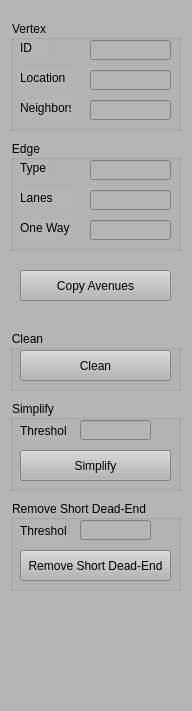
This is GSMViewer/ControlWidget.ui in gnishida/GSMViewer as Qt 5 draws it before an edit. The edited form follows.
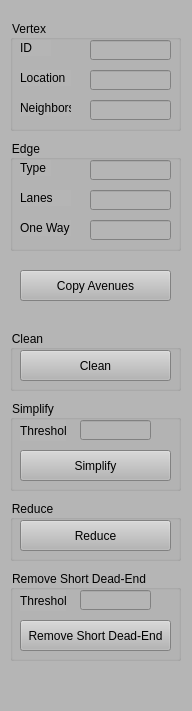
This is the edited form.

Commit message: Add selection box, "reduce" button.

What changed in the file:
```diff
--- a/GSMViewer/ControlWidget.ui
+++ b/GSMViewer/ControlWidget.ui
@@ -155,7 +155,7 @@
     <property name="geometry">
      <rect>
       <x>10</x>
-      <y>500</y>
+      <y>570</y>
       <width>171</width>
       <height>91</height>
      </rect>
@@ -321,6 +321,32 @@
      </property>
     </widget>
    </widget>
+   <widget class="QGroupBox" name="groupBox_6">
+    <property name="geometry">
+     <rect>
+      <x>10</x>
+      <y>500</y>
+      <width>171</width>
+      <height>61</height>
+     </rect>
+    </property>
+    <property name="title">
+     <string>Reduce</string>
+    </property>
+    <widget class="QPushButton" name="pushButtonReduce">
+     <property name="geometry">
+      <rect>
+       <x>10</x>
+       <y>20</y>
+       <width>151</width>
+       <height>31</height>
+      </rect>
+     </property>
+     <property name="text">
+      <string>Reduce</string>
+     </property>
+    </widget>
+   </widget>
   </widget>
  </widget>
  <resources/>
```
The commit also changes 17 other files.
